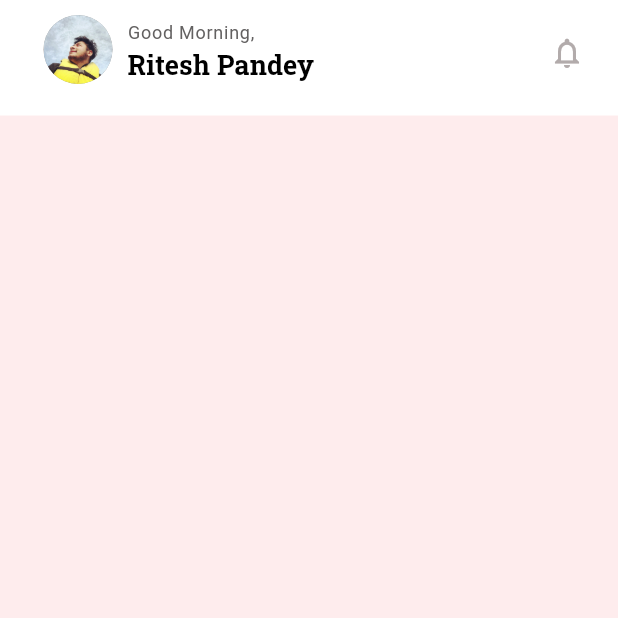
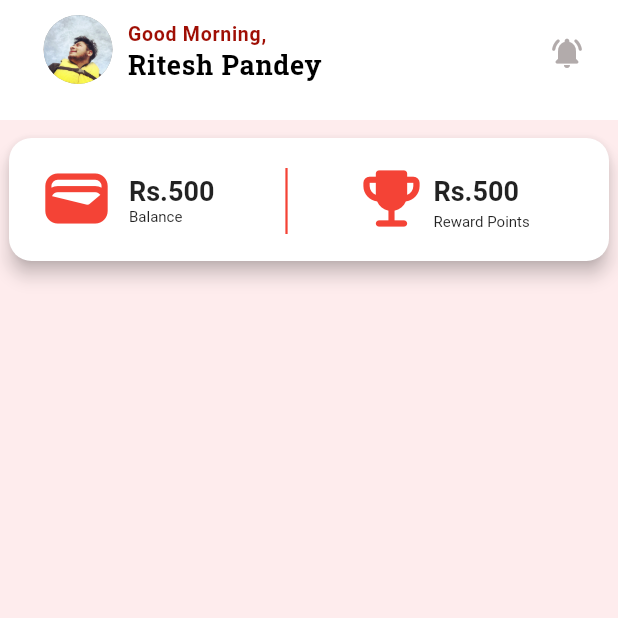
Before and after one commit to riiteeshh/Test, a Flutter app: the HomePage screen opened by its route, on a phone screen of 412 x 824 dp, the top half of it. Run offline on Flutter 3.47's test engine with Material 2 defaults, Android fonts, the phone set to English and light mode, and no system bars.

Commit message:
Home Page

```diff
--- a/lib/homepage.dart
+++ b/lib/homepage.dart
@@ -1,3 +1,4 @@
+import 'package:assinment/sources/bodyy.dart';
 import 'package:flutter/material.dart';
 
 class HomePage extends StatefulWidget {
@@ -15,7 +16,7 @@ class _HomePageState extends State<HomePage> {
       backgroundColor: Color(0xEFFEEBEC),
       extendBodyBehindAppBar: true,
       appBar: PreferredSize(
-        preferredSize: Size.fromHeight(77),
+        preferredSize: Size.fromHeight(80),
         child: AppBar(
           backgroundColor: Colors.white, //Color(0xEFFEEBEC),
           elevation: 0,
@@ -42,10 +43,11 @@ class _HomePageState extends State<HomePage> {
                   child: Text(
                     'Good Morning,',
                     style: TextStyle(
-                      fontSize: 12,
+                      fontSize: 13,
                       letterSpacing: 0.5,
-                      color: Color.fromARGB(255, 99, 97, 97),
-                      // fontWeight: FontWeight.bold,
+                      color: Color.fromARGB(
+                          255, 159, 14, 4), //Color.fromARGB(255, 99, 97, 97),
+                      fontWeight: FontWeight.bold,
                       //fontStyle: FontStyle.italic
                     ),
                   ),
@@ -56,7 +58,7 @@ class _HomePageState extends State<HomePage> {
                   child: Text(
                     'Ritesh Pandey',
                     style: TextStyle(
-                        letterSpacing: 0.1,
+                        letterSpacing: 0.5,
                         color: Colors.black,
                         fontWeight: FontWeight.bold,
                         fontFamily: 'NotoSerif',
@@ -73,7 +75,7 @@ class _HomePageState extends State<HomePage> {
                   padding: EdgeInsets.only(right: 10),
                   child: IconButton(
                     icon: Icon(
-                      Icons.notifications_outlined,
+                      Icons.notifications_active_rounded,
                       color: Color.fromARGB(255, 178, 171, 171),
                     ),
                     onPressed: () {},
@@ -85,8 +87,12 @@ class _HomePageState extends State<HomePage> {
         ),
       ),
       body: SafeArea(
-        child: Container(),
-      ),
+          child: SingleChildScrollView(
+        scrollDirection: Axis.vertical,
+        child: Column(
+          children: [Boddy()],
+        ),
+      )),
     );
   }
 }
--- /dev/null
+++ b/lib/sources/bodyy.dart
@@ -0,0 +1,91 @@
+import 'dart:math';
+
+import 'package:flutter/material.dart';
+
+class Boddy extends StatefulWidget {
+  const Boddy({Key? key}) : super(key: key);
+
+  @override
+  State<Boddy> createState() => _BoddyState();
+}
+
+class _BoddyState extends State<Boddy> {
+  num avbl = 500;
+  @override
+  Widget build(BuildContext context) {
+    return Container(
+      width: double.infinity,
+      height: 90,
+      margin: EdgeInsets.only(top: 8, left: 2, right: 2),
+      child: Card(
+        elevation: 5,
+        shape: RoundedRectangleBorder(
+          borderRadius: BorderRadius.circular(15),
+        ),
+        child: Container(
+          margin: EdgeInsets.only(top: 15),
+          child: Stack(
+            children: <Widget>[
+              Container(
+                margin: EdgeInsets.only(left: 20),
+                child: Icon(
+                  Icons.wallet_rounded,
+                  color: Colors.red,
+                  size: 50,
+                ),
+              ),
+              Container(
+                margin: EdgeInsets.only(top: 10, left: 80),
+                child: Text(
+                  'Rs.$avbl',
+                  style: TextStyle(fontWeight: FontWeight.bold, fontSize: 18),
+                ),
+              ),
+              Container(
+                margin: EdgeInsets.only(top: 32, left: 80),
+                child: Text(
+                  'Balance',
+                  style: TextStyle(fontSize: 10),
+                ),
+              ),
+              Container(
+                width: 20,
+                margin: EdgeInsets.only(left: 175, top: 5, bottom: 18),
+                child: RotatedBox(
+                  quarterTurns: 1,
+                  child: Divider(
+                    height: 0.5,
+                    thickness: 1.5,
+                    color: Colors.red,
+                  ),
+                ),
+              ),
+              Container(
+                margin: EdgeInsets.only(left: 230),
+                child: Icon(
+                  Icons.emoji_events_rounded,
+                  size: 50,
+                  color: Colors.red,
+                ),
+              ),
+              Container(
+                margin: EdgeInsets.only(top: 10, left: 283),
+                child: Text(
+                  'Rs.$avbl',
+                  style: TextStyle(fontWeight: FontWeight.bold, fontSize: 18),
+                ),
+              ),
+              Container(
+                margin: EdgeInsets.only(top: 35, left: 283),
+                child: Text(
+                  'Reward Points',
+                  style: TextStyle(fontSize: 10),
+                ),
+              ),
+            ],
+          ),
+        ),
+      ),
+    );
+  }
+}
--- /dev/null
+++ b/lib/sources/cards.dart
@@ -0,0 +1,15 @@
+import 'package:flutter/material.dart';
+
+class Cards extends StatefulWidget {
+  const Cards({Key? key}) : super(key: key);
+
+  @override
+  State<Cards> createState() => _CardsState();
+}
+
+class _CardsState extends State<Cards> {
+  @override
+  Widget build(BuildContext context) {
+    return Container();
+  }
+}
```
